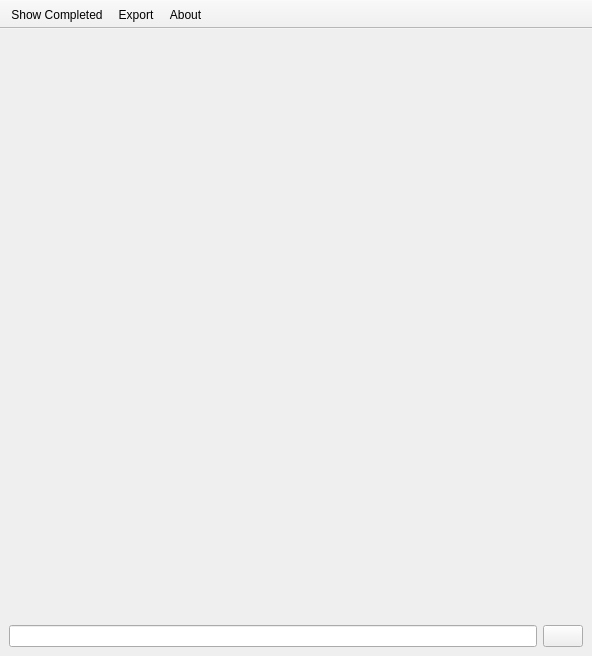
The window that mainwindow.ui (dimitris47/chores) describes before a commit, drawn with Qt 5.
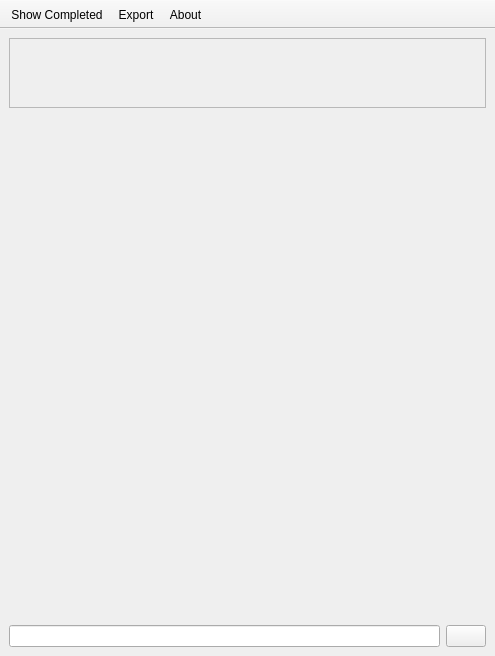
The same window after the commit. Icons and pictures are not drawn.

```diff
--- a/mainwindow.ui
+++ b/mainwindow.ui
@@ -6,7 +6,7 @@
    <rect>
     <x>0</x>
     <y>0</y>
-    <width>592</width>
+    <width>495</width>
     <height>656</height>
    </rect>
   </property>
@@ -18,8 +18,8 @@
   </property>
   <property name="minimumSize">
    <size>
-    <width>512</width>
-    <height>576</height>
+    <width>0</width>
+    <height>0</height>
    </size>
   </property>
   <property name="windowTitle">
@@ -31,7 +31,7 @@
   </property>
   <widget class="QWidget" name="centralwidget">
    <property name="sizePolicy">
-    <sizepolicy hsizetype="Expanding" vsizetype="Preferred">
+    <sizepolicy hsizetype="Expanding" vsizetype="Expanding">
      <horstretch>0</horstretch>
      <verstretch>0</verstretch>
     </sizepolicy>
@@ -57,20 +57,45 @@
       </property>
      </widget>
     </item>
-    <item row="0" column="0" colspan="2" alignment="Qt::AlignTop">
-     <widget class="QFrame" name="frame">
+    <item row="0" column="0" rowspan="2" colspan="2" alignment="Qt::AlignTop">
+     <widget class="QScrollArea" name="area">
       <property name="sizePolicy">
-       <sizepolicy hsizetype="Minimum" vsizetype="Expanding">
+       <sizepolicy hsizetype="Expanding" vsizetype="Expanding">
         <horstretch>0</horstretch>
         <verstretch>0</verstretch>
        </sizepolicy>
       </property>
-      <property name="frameShape">
-       <enum>QFrame::StyledPanel</enum>
+      <property name="minimumSize">
+       <size>
+        <width>0</width>
+        <height>0</height>
+       </size>
       </property>
-      <property name="frameShadow">
-       <enum>QFrame::Raised</enum>
+      <property name="verticalScrollBarPolicy">
+       <enum>Qt::ScrollBarAsNeeded</enum>
       </property>
+      <property name="horizontalScrollBarPolicy">
+       <enum>Qt::ScrollBarAsNeeded</enum>
+      </property>
+      <property name="sizeAdjustPolicy">
+       <enum>QAbstractScrollArea::AdjustIgnored</enum>
+      </property>
+      <property name="widgetResizable">
+       <bool>true</bool>
+      </property>
+      <property name="alignment">
+       <set>Qt::AlignLeading|Qt::AlignLeft|Qt::AlignTop</set>
+      </property>
+      <widget class="QWidget" name="frame">
+       <property name="geometry">
+        <rect>
+         <x>0</x>
+         <y>0</y>
+         <width>475</width>
+         <height>454</height>
+        </rect>
+       </property>
+      </widget>
      </widget>
     </item>
     <item row="2" column="0" alignment="Qt::AlignBottom">
```
Left out of the diff: 6 changed lines with no effect on the pictures.
